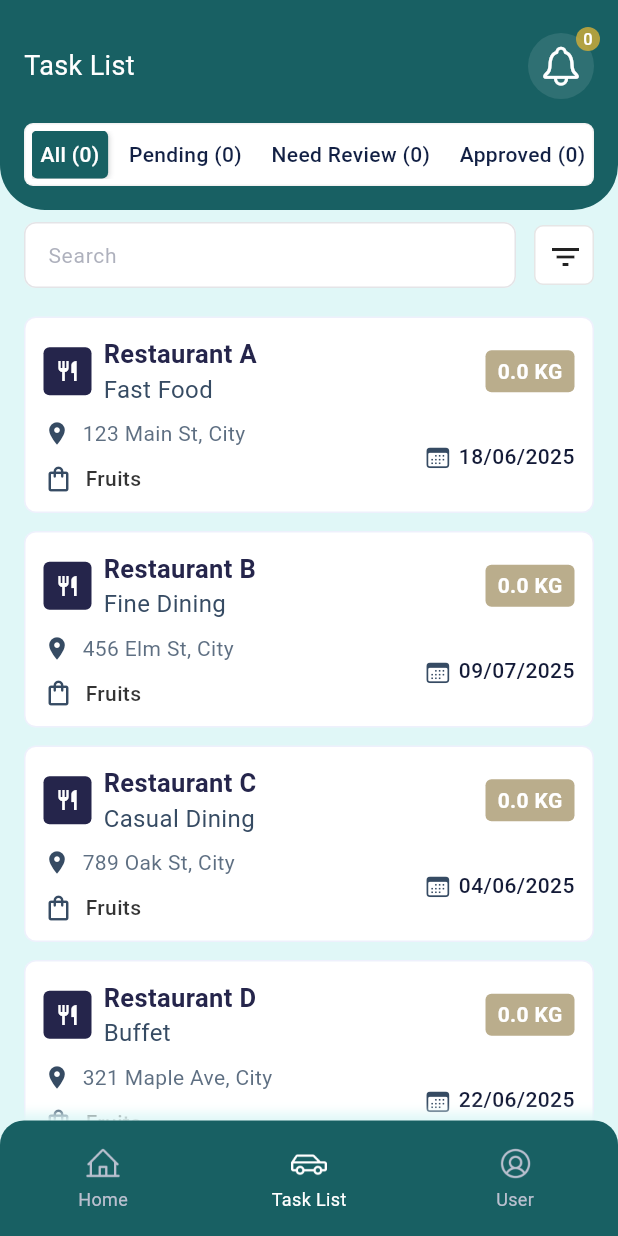
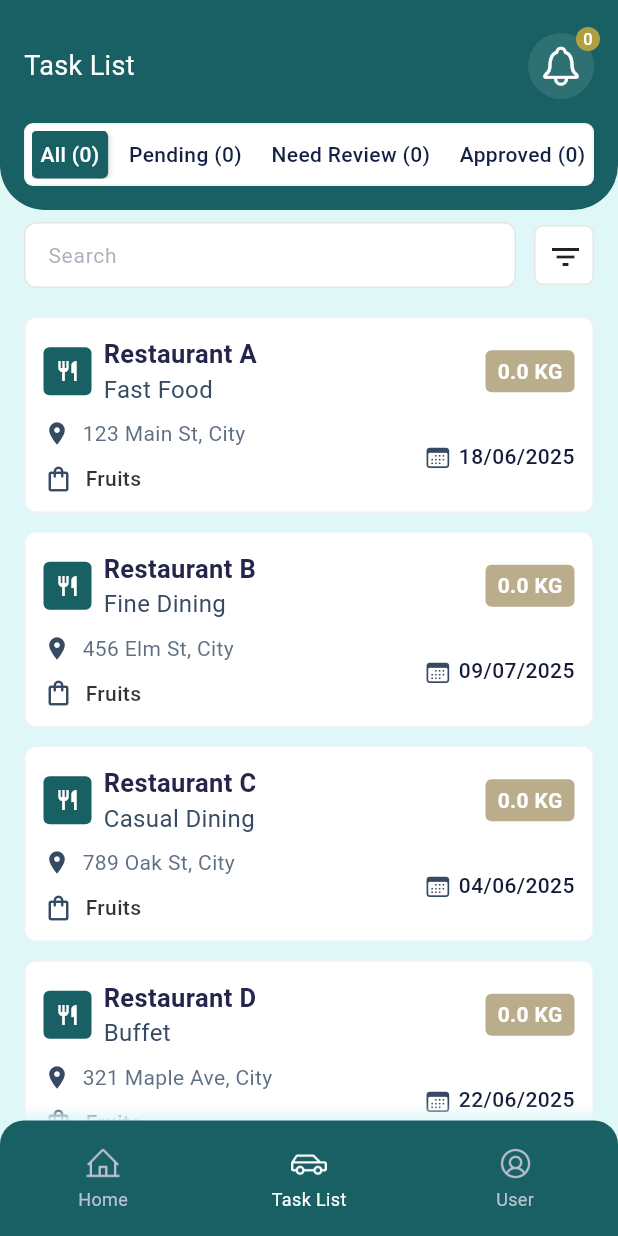
Before and after one commit to jassimpv/Survey-App-Flutter-UI, a Flutter app: the HomeScreen screen opened by its route, item 2 of the bottom bar chosen, on a phone screen of 412 x 824 dp. Run offline on Flutter 3.47's test engine with Material 3 defaults, Android fonts, the phone set to English and light mode, and no system bars; drawn by our look-alikes of upgrader; our stand-ins replace connectivity_plus, flutter_svg, get, package_info_plus, pin_code_fields, shared_preferences; accounts and stored records are empty; Roboto replaces fonts that are missing (Outfit); project files that could hold a hidden picture were left out.

Commit message:
Refactor: Update color in SurveyCard and enhance text style weight in TaskCard for improved UI consistency

```diff
--- a/lib/views/widget/survey_card.dart
+++ b/lib/views/widget/survey_card.dart
@@ -63,7 +63,7 @@ class SurveyCard extends StatelessWidget {
       height: 32,
       width: 32,
       decoration: BoxDecoration(
-        color: ColorUtils.backgroundDark,
+        color: ColorUtils.themeColor,
         borderRadius: BorderRadius.circular(4),
       ),
       child: Icon(
--- a/lib/views/widget/task_card.dart
+++ b/lib/views/widget/task_card.dart
@@ -109,7 +109,7 @@ class TaskCard extends StatelessWidget {
       children: [
         Text(
           bookingData.restaurantName,
-          style: StyleUtils.kTextStyleSize17Weight400(
+          style: StyleUtils.kTextStyleSize17Weight600(
             color: ColorUtils.backgroundDark,
           ),
         ),
```
